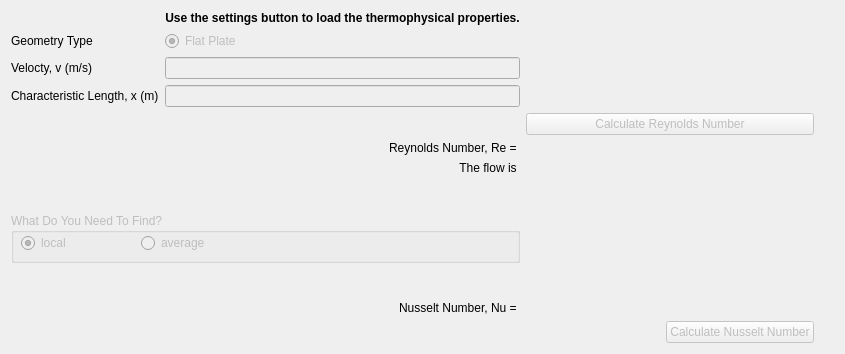
The window that stuffpanel.ui (larsealy/HeatTransferConvection) describes before a commit, drawn with Qt 5.
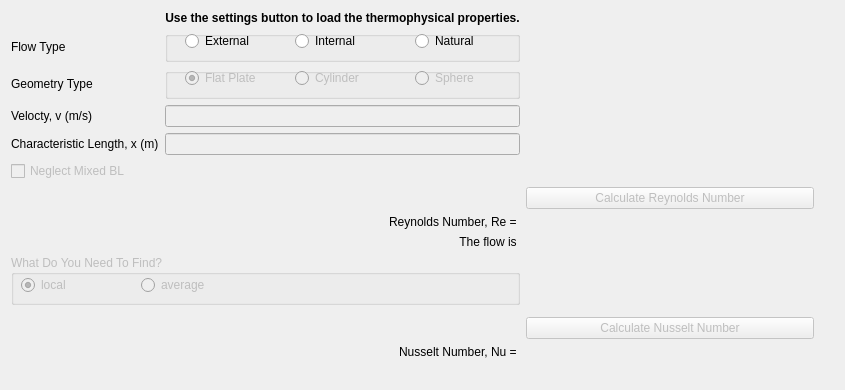
The same window after the commit.

Commit message: Need to incorporate flow type and geometry decisions to library

Patch:
```diff
--- a/stuffpanel.ui
+++ b/stuffpanel.ui
@@ -14,54 +14,17 @@
    <string>Form</string>
   </property>
   <layout class="QGridLayout" name="gridLayout">
+   <item row="11" column="1">
+    <widget class="QLabel" name="flowTypeDescriptor">
+     <property name="text">
+      <string>The flow is </string>
+     </property>
+     <property name="alignment">
+      <set>Qt::AlignRight|Qt::AlignTrailing|Qt::AlignVCenter</set>
+     </property>
+    </widget>
+   </item>
    <item row="9" column="2">
-    <widget class="QLabel" name="reynoldsNumberValue">
-     <property name="font">
-      <font>
-       <weight>75</weight>
-       <bold>true</bold>
-       <underline>true</underline>
-      </font>
-     </property>
-     <property name="autoFillBackground">
-      <bool>true</bool>
-     </property>
-     <property name="text">
-      <string/>
-     </property>
-    </widget>
-   </item>
-   <item row="13" column="2">
-    <layout class="QHBoxLayout" name="horizontalLayout">
-     <item>
-      <spacer name="horizontalSpacer">
-       <property name="orientation">
-        <enum>Qt::Horizontal</enum>
-       </property>
-       <property name="sizeHint" stdset="0">
-        <size>
-         <width>40</width>
-         <height>20</height>
-        </size>
-       </property>
-      </spacer>
-     </item>
-     <item>
-      <widget class="QPushButton" name="printData">
-       <property name="enabled">
-        <bool>false</bool>
-       </property>
-       <property name="text">
-        <string>Calculate Nusselt Number</string>
-       </property>
-       <property name="checkable">
-        <bool>false</bool>
-       </property>
-      </widget>
-     </item>
-    </layout>
-   </item>
-   <item row="8" column="2">
     <widget class="QPushButton" name="findReynolds">
      <property name="enabled">
       <bool>false</bool>
@@ -71,7 +34,77 @@
      </property>
     </widget>
    </item>
-   <item row="9" column="1">
+   <item row="2" column="1">
+    <widget class="QGroupBox" name="flowGeometryOptions">
+     <property name="enabled">
+      <bool>false</bool>
+     </property>
+     <property name="sizePolicy">
+      <sizepolicy hsizetype="Preferred" vsizetype="Preferred">
+       <horstretch>0</horstretch>
+       <verstretch>0</verstretch>
+      </sizepolicy>
+     </property>
+     <property name="title">
+      <string/>
+     </property>
+     <widget class="QRadioButton" name="geometry1">
+      <property name="enabled">
+       <bool>false</bool>
+      </property>
+      <property name="geometry">
+       <rect>
+        <x>20</x>
+        <y>0</y>
+        <width>80</width>
+        <height>20</height>
+       </rect>
+      </property>
+      <property name="text">
+       <string>Flat Plate</string>
+      </property>
+      <property name="checkable">
+       <bool>true</bool>
+      </property>
+      <property name="checked">
+       <bool>true</bool>
+      </property>
+     </widget>
+     <widget class="QRadioButton" name="geometry2">
+      <property name="enabled">
+       <bool>false</bool>
+      </property>
+      <property name="geometry">
+       <rect>
+        <x>130</x>
+        <y>0</y>
+        <width>95</width>
+        <height>20</height>
+       </rect>
+      </property>
+      <property name="text">
+       <string>Cylinder</string>
+      </property>
+     </widget>
+     <widget class="QRadioButton" name="geometry3">
+      <property name="enabled">
+       <bool>false</bool>
+      </property>
+      <property name="geometry">
+       <rect>
+        <x>250</x>
+        <y>0</y>
+        <width>95</width>
+        <height>20</height>
+       </rect>
+      </property>
+      <property name="text">
+       <string>Sphere</string>
+      </property>
+     </widget>
+    </widget>
+   </item>
+   <item row="10" column="1">
     <widget class="QLabel" name="reynoldsNumber">
      <property name="text">
       <string>Reynolds Number, Re = </string>
@@ -81,40 +114,20 @@
      </property>
     </widget>
    </item>
-   <item row="7" column="1">
-    <widget class="QLineEdit" name="characteristicLengthValue">
+   <item row="8" column="0">
+    <widget class="QCheckBox" name="mixedTF">
      <property name="enabled">
       <bool>false</bool>
      </property>
-    </widget>
-   </item>
-   <item row="1" column="1">
-    <widget class="QRadioButton" name="flatPlateRadioButton">
-     <property name="enabled">
+     <property name="autoFillBackground">
       <bool>false</bool>
      </property>
      <property name="text">
-      <string>Flat Plate</string>
+      <string>Neglect Mixed BL</string>
      </property>
-     <property name="checkable">
-      <bool>true</bool>
-     </property>
-     <property name="checked">
-      <bool>true</bool>
-     </property>
     </widget>
    </item>
-   <item row="12" column="1">
-    <widget class="QLabel" name="nusseltNumberDescriptor">
-     <property name="text">
-      <string>Nusselt Number, Nu = </string>
-     </property>
-     <property name="alignment">
-      <set>Qt::AlignRight|Qt::AlignTrailing|Qt::AlignVCenter</set>
-     </property>
-    </widget>
-   </item>
-   <item row="11" column="0" colspan="2">
+   <item row="12" column="0" colspan="2">
     <widget class="QGroupBox" name="resultType">
      <property name="enabled">
       <bool>false</bool>
@@ -165,20 +178,73 @@
      </widget>
     </widget>
    </item>
-   <item row="7" column="0">
-    <widget class="QLabel" name="characteristicLengthDescriptor">
+   <item row="7" column="1">
+    <widget class="QLineEdit" name="characteristicLengthValue">
+     <property name="enabled">
+      <bool>false</bool>
+     </property>
+    </widget>
+   </item>
+   <item row="14" column="2">
+    <widget class="QPushButton" name="printData">
+     <property name="enabled">
+      <bool>false</bool>
+     </property>
      <property name="text">
-      <string>Characteristic Length, x (m)</string>
+      <string>Calculate Nusselt Number</string>
      </property>
+     <property name="checkable">
+      <bool>false</bool>
+     </property>
     </widget>
    </item>
-   <item row="10" column="1">
-    <widget class="QLabel" name="flowTypeDescriptor">
+   <item row="11" column="2">
+    <widget class="QLabel" name="flowTypeValue">
+     <property name="font">
+      <font>
+       <weight>75</weight>
+       <bold>true</bold>
+       <underline>true</underline>
+      </font>
+     </property>
+     <property name="autoFillBackground">
+      <bool>true</bool>
+     </property>
      <property name="text">
-      <string>The flow is </string>
+      <string/>
      </property>
-     <property name="alignment">
-      <set>Qt::AlignRight|Qt::AlignTrailing|Qt::AlignVCenter</set>
+    </widget>
+   </item>
+   <item row="12" column="2">
+    <spacer name="verticalSpacer_2">
+     <property name="orientation">
+      <enum>Qt::Vertical</enum>
+     </property>
+     <property name="sizeHint" stdset="0">
+      <size>
+       <width>20</width>
+       <height>40</height>
+      </size>
+     </property>
+    </spacer>
+   </item>
+   <item row="12" column="3" rowspan="4">
+    <spacer name="verticalSpacer">
+     <property name="orientation">
+      <enum>Qt::Vertical</enum>
+     </property>
+     <property name="sizeHint" stdset="0">
+      <size>
+       <width>20</width>
+       <height>40</height>
+      </size>
+     </property>
+    </spacer>
+   </item>
+   <item row="5" column="1">
+    <widget class="QLineEdit" name="velocityValue">
+     <property name="enabled">
+      <bool>false</bool>
      </property>
     </widget>
    </item>
@@ -189,21 +255,24 @@
      </property>
     </widget>
    </item>
-   <item row="1" column="2">
-    <widget class="QLabel" name="selectedColor">
+   <item row="10" column="2">
+    <widget class="QLabel" name="reynoldsNumberValue">
+     <property name="font">
+      <font>
+       <weight>75</weight>
+       <bold>true</bold>
+       <underline>true</underline>
+      </font>
+     </property>
+     <property name="autoFillBackground">
+      <bool>true</bool>
+     </property>
      <property name="text">
       <string/>
      </property>
     </widget>
    </item>
-   <item row="5" column="1">
-    <widget class="QLineEdit" name="velocityValue">
-     <property name="enabled">
-      <bool>false</bool>
-     </property>
-    </widget>
-   </item>
-   <item row="12" column="2">
+   <item row="15" column="2">
     <widget class="QLabel" name="nusseltNumberValue">
      <property name="font">
       <font>
@@ -220,27 +289,141 @@
      </property>
     </widget>
    </item>
-   <item row="1" column="0">
+   <item row="2" column="2">
+    <widget class="QLabel" name="selectedColor">
+     <property name="text">
+      <string/>
+     </property>
+    </widget>
+   </item>
+   <item row="15" column="1">
+    <widget class="QLabel" name="nusseltNumberDescriptor">
+     <property name="text">
+      <string>Nusselt Number, Nu = </string>
+     </property>
+     <property name="alignment">
+      <set>Qt::AlignRight|Qt::AlignTrailing|Qt::AlignVCenter</set>
+     </property>
+    </widget>
+   </item>
+   <item row="7" column="0">
+    <widget class="QLabel" name="characteristicLengthDescriptor">
+     <property name="text">
+      <string>Characteristic Length, x (m)</string>
+     </property>
+    </widget>
+   </item>
+   <item row="16" column="2">
+    <layout class="QHBoxLayout" name="horizontalLayout">
+     <item>
+      <spacer name="horizontalSpacer">
+       <property name="orientation">
+        <enum>Qt::Horizontal</enum>
+       </property>
+       <property name="sizeHint" stdset="0">
+        <size>
+         <width>40</width>
+         <height>20</height>
+        </size>
+       </property>
+      </spacer>
+     </item>
+    </layout>
+   </item>
+   <item row="2" column="0">
     <widget class="QLabel" name="flowGeometry">
      <property name="text">
       <string>Geometry Type</string>
      </property>
     </widget>
    </item>
-   <item row="10" column="2">
-    <widget class="QLabel" name="flowTypeValue">
-     <property name="font">
-      <font>
-       <weight>75</weight>
-       <bold>true</bold>
-       <underline>true</underline>
-      </font>
-     </property>
-     <property name="autoFillBackground">
+   <item row="1" column="1">
+    <widget class="QGroupBox" name="FlowTypeOptions">
+     <property name="enabled">
       <bool>true</bool>
      </property>
-     <property name="text">
+     <property name="title">
       <string/>
+     </property>
+     <widget class="QRadioButton" name="internalRadioButton">
+      <property name="enabled">
+       <bool>true</bool>
+      </property>
+      <property name="geometry">
+       <rect>
+        <x>130</x>
+        <y>0</y>
+        <width>95</width>
+        <height>20</height>
+       </rect>
+      </property>
+      <property name="text">
+       <string>Internal</string>
+      </property>
+     </widget>
+     <widget class="QRadioButton" name="externalRadioButton">
+      <property name="enabled">
+       <bool>true</bool>
+      </property>
+      <property name="geometry">
+       <rect>
+        <x>20</x>
+        <y>0</y>
+        <width>95</width>
+        <height>20</height>
+       </rect>
+      </property>
+      <property name="text">
+       <string>External</string>
+      </property>
+      <property name="checked">
+       <bool>false</bool>
+      </property>
+     </widget>
+     <widget class="QRadioButton" name="naturalRadioButton">
+      <property name="enabled">
+       <bool>true</bool>
+      </property>
+      <property name="geometry">
+       <rect>
+        <x>250</x>
+        <y>0</y>
+        <width>95</width>
+        <height>20</height>
+       </rect>
+      </property>
+      <property name="text">
+       <string>Natural</string>
+      </property>
+     </widget>
+     <widget class="QRadioButton" name="defaultRadioButton">
+      <property name="geometry">
+       <rect>
+        <x>340</x>
+        <y>0</y>
+        <width>0</width>
+        <height>0</height>
+       </rect>
+      </property>
+      <property name="text">
+       <string/>
+      </property>
+      <property name="iconSize">
+       <size>
+        <width>20</width>
+        <height>20</height>
+       </size>
+      </property>
+      <property name="checked">
+       <bool>true</bool>
+      </property>
+     </widget>
+    </widget>
+   </item>
+   <item row="1" column="0">
+    <widget class="QLabel" name="flowType">
+     <property name="text">
+      <string>Flow Type</string>
      </property>
     </widget>
    </item>
@@ -260,32 +443,6 @@
      </property>
     </widget>
    </item>
-   <item row="11" column="3" rowspan="2">
-    <spacer name="verticalSpacer">
-     <property name="orientation">
-      <enum>Qt::Vertical</enum>
-     </property>
-     <property name="sizeHint" stdset="0">
-      <size>
-       <width>20</width>
-       <height>40</height>
-      </size>
-     </property>
-    </spacer>
-   </item>
-   <item row="11" column="2">
-    <spacer name="verticalSpacer_2">
-     <property name="orientation">
-      <enum>Qt::Vertical</enum>
-     </property>
-     <property name="sizeHint" stdset="0">
-      <size>
-       <width>20</width>
-       <height>40</height>
-      </size>
-     </property>
-    </spacer>
-   </item>
   </layout>
  </widget>
  <resources/>
```
The commit also changes 14 other files.
